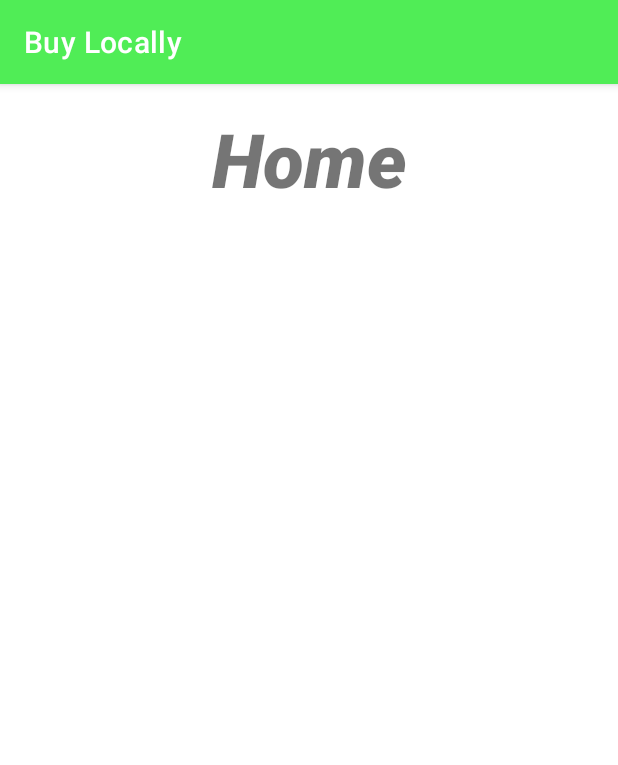
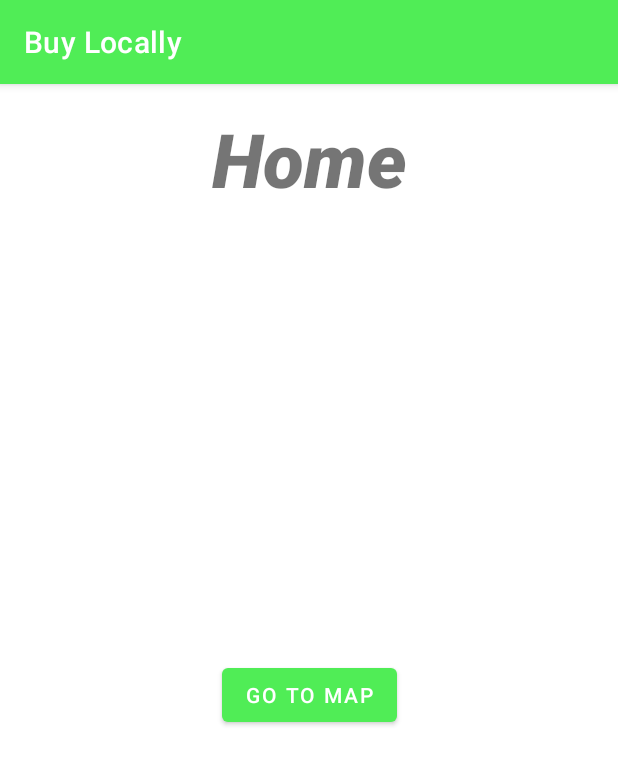
Before and after one commit to JanLewDev/BuyLocally, an Android app: the HomeActivity screen opened directly, with no data from a screen before it, on a phone screen of 412 x 824 dp. Shown: the top 765 px of the screen. Run offline under Robolectric (Android 15) with nearby library versions, the phone set to English and light mode, and no system bars; libraries missing offline, so code that uses them is left out: cn.pedant.

Commit message:
Started adding map.

```diff
--- a/app/build.gradle
+++ b/app/build.gradle
@@ -1,5 +1,7 @@
 plugins {
     id 'com.android.application'
+    id 'com.google.android.libraries.mapsplatform.secrets-gradle-plugin'
+
 }
 
 android {
@@ -7,7 +9,7 @@ android {
 
     defaultConfig {
         applicationId "com.example.firstprototype"
-        minSdk 21
+        minSdk 26
         targetSdk 32
         versionCode 1
         versionName "1.0"
@@ -46,4 +48,6 @@ dependencies {
     implementation 'org.slf4j:slf4j-simple:1.7.21'
     implementation 'com.sendgrid:sendgrid-java:4.0.1'
     implementation 'com.courier:courier-java:1.3.0'
+    implementation 'com.google.android.gms:play-services-maps:18.1.0'
+
 }
--- a/app/src/main/java/com/example/firstprototype/DBHelper.java
+++ b/app/src/main/java/com/example/firstprototype/DBHelper.java
@@ -128,7 +128,6 @@ public class DBHelper extends SQLiteOpenHelper {
         // insert the data to content values
         cv.put(COLUMN_PASSWORD, newPassword);
 
-
         // update the correct record
         long insert = db.update(CUSTOMER_TABLE, cv, COLUMN_ID + "=" + id, null);
         db.close();
--- a/app/src/main/java/com/example/firstprototype/ForgotPassword.java
+++ b/app/src/main/java/com/example/firstprototype/ForgotPassword.java
@@ -100,13 +100,11 @@ public class ForgotPassword extends AppCompatActivity {
         // verify the inputs
         if(!str_verificationCode.equals(str_code)){
             Toast.makeText(ForgotPassword.this, "The verification code is not correct, try again!", Toast.LENGTH_SHORT).show();
-
         } else if(!isPasswordValid(str_newPassword)){
             // check if password is secure enough
         } else if(!str_newPassword.equals(str_confirmPassword)){
             Toast.makeText(ForgotPassword.this, "Passwords are not the same!", Toast.LENGTH_SHORT).show();
         } else {
-
             // initialize the database helper
             DBHelper databaseHelper = new DBHelper(ForgotPassword.this);
 
@@ -127,7 +125,6 @@ public class ForgotPassword extends AppCompatActivity {
                         public void onClick(SweetAlertDialog sweetAlertDialog) {
                             final Intent i = new Intent(ForgotPassword.this, LoginUser.class);
                             startActivity(i);
-
                         }
                     })
                     .show();
--- a/app/src/main/java/com/example/firstprototype/HomeActivity.java
+++ b/app/src/main/java/com/example/firstprototype/HomeActivity.java
@@ -2,16 +2,31 @@ package com.example.firstprototype;
 
 import androidx.appcompat.app.AppCompatActivity;
 
+import android.content.Intent;
 import android.os.Bundle;
+import android.view.View;
+import android.widget.Button;
 
 import cn.pedant.SweetAlert.SweetAlertDialog;
 
 public class HomeActivity extends AppCompatActivity {
 
+    Button goToMap;
+
     @Override
     protected void onCreate(Bundle savedInstanceState) {
         super.onCreate(savedInstanceState);
         setContentView(R.layout.activity_home);
+
+        goToMap = findViewById(R.id.goToMap);
+
+        goToMap.setOnClickListener(new View.OnClickListener() {
+            @Override
+            public void onClick(View view) {
+                final Intent i = new Intent(HomeActivity.this, MapsActivity.class);
+                startActivity(i);
+            }
+        });
     }
 
     // confirmation of exiting the app
--- a/app/src/main/res/layout/activity_home.xml
+++ b/app/src/main/res/layout/activity_home.xml
@@ -19,4 +19,14 @@
         app:layout_constraintStart_toStartOf="parent"
         app:layout_constraintTop_toTopOf="parent" />
 
+    <Button
+        android:id="@+id/goToMap"
+        android:layout_width="wrap_content"
+        android:layout_height="wrap_content"
+        android:layout_marginTop="300dp"
+        android:text="Go to map"
+        app:layout_constraintEnd_toEndOf="parent"
+        app:layout_constraintStart_toStartOf="parent"
+        app:layout_constraintTop_toBottomOf="@+id/banner" />
+
 </androidx.constraintlayout.widget.ConstraintLayout>
--- a/build.gradle
+++ b/build.gradle
@@ -1,7 +1,8 @@
 // Top-level build file where you can add configuration options common to all sub-projects/modules.
 plugins {
-    id 'com.android.application' version '7.1.2' apply false
-    id 'com.android.library' version '7.1.2' apply false
+    id 'com.android.application' version '7.3.0' apply false
+    id 'com.android.library' version '7.3.0' apply false
+    id 'com.google.android.libraries.mapsplatform.secrets-gradle-plugin' version '2.0.1' apply false
 }
 
 task clean(type: Delete) {
```
Also changed, not shown: app/src/main/AndroidManifest.xml (+15 -0 lines), app/src/main/java/com/example/firstprototype/MapsActivity.java (added, +32 -0 lines), app/src/main/res/layout/activity_maps.xml (added, +7 -0 lines), gradle/wrapper/gradle-wrapper.properties.
